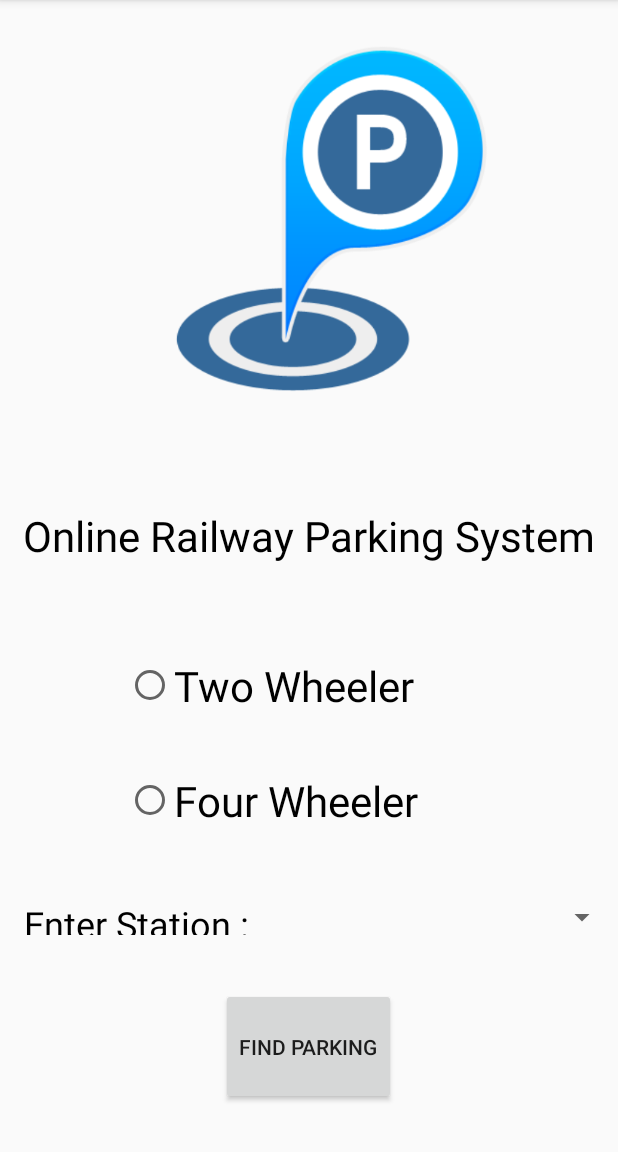
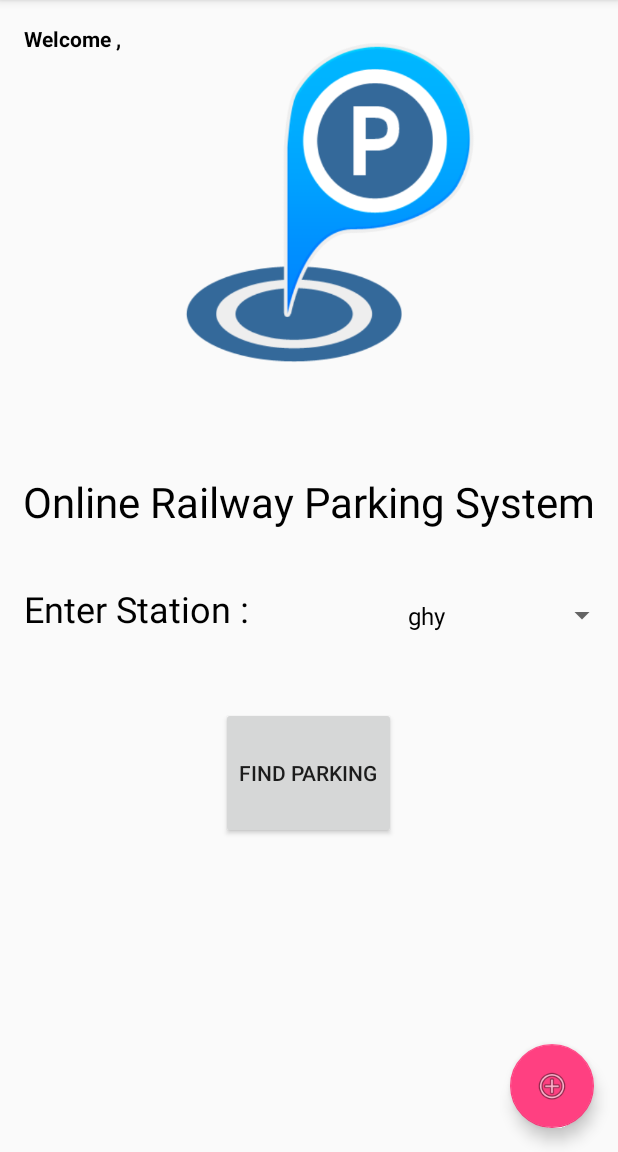
Before and after one commit to IamMukulTaneja/ORPS, an Android app: the MainActivity screen opened directly, with no data from a screen before it, on a phone screen of 412 x 824 dp, the part 84-1236 px from its top. Run offline under Robolectric (Android 15) with nearby library versions, the phone set to English and light mode, and no system bars.

Commit message:
second - e

```diff
--- a/app/src/main/java/com/example/dell/orps/MainActivity.java
+++ b/app/src/main/java/com/example/dell/orps/MainActivity.java
@@ -1,13 +1,71 @@
 package com.example.dell.orps;
 
+import android.content.Intent;
+import android.content.SharedPreferences;
+import android.os.Bundle;
+import android.support.design.widget.FloatingActionButton;
+import android.support.design.widget.Snackbar;
 import android.support.v7.app.AppCompatActivity;
-import android.os.Bundle;
+import android.view.View;
+import android.widget.AdapterView;
+import android.widget.ArrayAdapter;
+import android.widget.Button;
+import android.widget.Spinner;
+import android.widget.TextView;
+
+import java.util.ArrayList;
+import java.util.List;
 
 public class MainActivity extends AppCompatActivity {
-
+TextView welcome;
+    Button findparking;
+    Spinner stationspinner;
+    ArrayAdapter<String> adapter;
+    List<String> stationlist;
+    String selectedstation;
+    String TAG="mainactivity";
     @Override
     protected void onCreate(Bundle savedInstanceState) {
         super.onCreate(savedInstanceState);
         setContentView(R.layout.activity_main);
+        stationspinner=(Spinner)findViewById(R.id.stationspinner);
+        welcome=(TextView)findViewById(R.id.welcome);
+        welcome.setText(R.string.welcome1);
+        SharedPreferences sharedPreferences=getSharedPreferences("Mypref",0);
+        String name=sharedPreferences.getString("NAME",null);
+        welcome.append(name);
+        FloatingActionButton fab = (FloatingActionButton) findViewById(R.id.bookfab);
+        fab.setOnClickListener(new View.OnClickListener() {
+            @Override
+            public void onClick(View view) {
+                Snackbar.make(view, "Replace with your own action", Snackbar.LENGTH_LONG)
+                        .setAction("Action", null).show();
+            }
+        });
+        stationlist=new ArrayList<String>();
+        stationlist.add("ghy");
+        stationlist.add("ndls");
+        adapter=new ArrayAdapter<String>(getApplicationContext(),R.layout.spinner_item,stationlist);
+        stationspinner.setAdapter(adapter);
+        stationspinner.setOnItemSelectedListener(new AdapterView.OnItemSelectedListener() {
+            @Override
+            public void onItemSelected(AdapterView<?> adapterView, View view, int i, long l) {
+              selectedstation=adapterView.getItemAtPosition(i).toString();
+            }
+
+            @Override
+            public void onNothingSelected(AdapterView<?> adapterView) {
+
+            }
+        });
+        findparking=(Button)findViewById(R.id.findparking);
+        findparking.setOnClickListener(new View.OnClickListener() {
+            @Override
+            public void onClick(View view) {
+                Intent post=new Intent(MainActivity.this,ParkingDetails.class);
+                post.putExtra(Intent.EXTRA_TEXT,selectedstation);
+                startActivity(post);
+            }
+        });
     }
 }
--- a/app/src/main/res/layout/activity_main.xml
+++ b/app/src/main/res/layout/activity_main.xml
@@ -1,87 +1,75 @@
 <?xml version="1.0" encoding="utf-8"?>
-<LinearLayout xmlns:android="http://schemas.android.com/apk/res/android"
+<android.support.design.widget.CoordinatorLayout xmlns:android="http://schemas.android.com/apk/res/android"
     xmlns:app="http://schemas.android.com/apk/res-auto"
     xmlns:tools="http://schemas.android.com/tools"
     android:layout_width="match_parent"
     android:layout_height="match_parent"
+    tools:context="com.example.dell.orps.MainActivity">
+
+
+    <android.support.design.widget.FloatingActionButton
+        android:id="@+id/bookfab"
+        android:layout_width="wrap_content"
+        android:layout_height="wrap_content"
+        android:layout_gravity="bottom|end|right"
+        android:layout_margin="16dp"
+        android:elevation="4dp"
+        app:srcCompat="@android:drawable/ic_menu_add" />
+
+
+    <LinearLayout
+        android:layout_width="match_parent"
+        android:layout_height="match_parent"
         android:orientation="vertical"
-    tools:context="com.example.dell.orps.MainActivity"
-    android:weightSum="1">
-
+        android:weightSum="1"
+        tools:context="com.example.dell.orps.MainActivity">
 
         <ImageView
             android:id="@+id/main_image"
             android:layout_width="wrap_content"
-        android:layout_height="183dp"
-        android:layout_weight="0.4"
+            android:layout_height="171dp"
+            android:layout_weight="0.28"
             app:srcCompat="@drawable/spalshimage" />
-
         <TextView
             android:id="@+id/heading"
             android:layout_width="match_parent"
             android:layout_height="wrap_content"
+            android:layout_marginTop="32dp"
             android:text="@string/ORPS"
+            android:textAlignment="center"
             android:textColor="#000000"
-        android:textSize="28sp"
-        android:layout_weight="0.1"
-        android:textAlignment="center"
-        android:layout_marginTop="32dp"/>
-
-    <RadioButton
-        android:id="@+id/twowheeler"
-        android:layout_width="match_parent"
-        android:layout_height="wrap_content"
-        android:layout_weight="0.1"
-        android:textColor="#000000"
-        android:layout_marginStart="56dp"
-        android:layout_marginLeft="56dp"
-        android:layout_marginTop="16dp"
-        android:textSize="28sp"
-        android:layout_gravity="center"
-        android:text="@string/twowheeler" />
-
-    <RadioButton
-        android:id="@+id/fourwheeler"
-        android:layout_width="match_parent"
-        android:layout_height="wrap_content"
-        android:layout_weight="0.1"
-        android:layout_marginStart="56dp"
-        android:textSize="28sp"
-        android:textColor="#000000"
-        android:layout_gravity="center"
-        android:layout_marginLeft="56dp"
-        android:layout_marginTop="8dp"
-        android:text="@string/fourwheeler" />
-
+            android:textSize="28sp" />
 
 
         <RelativeLayout
             android:layout_width="match_parent"
             android:layout_height="wrap_content"
-        android:layout_weight="0.1"
-        android:layout_marginTop="16dp">
+            android:layout_marginTop="16dp"
+            android:layout_weight="0.1">
 
             <TextView
                 android:id="@+id/enterstation"
                 android:layout_width="wrap_content"
                 android:layout_height="wrap_content"
+                android:layout_alignBottom="@+id/stationspinner"
+                android:layout_alignParentLeft="true"
+                android:layout_alignParentStart="true"
+                android:layout_alignTop="@+id/stationspinner"
+                android:layout_marginLeft="16dp"
                 android:text="@string/enterstation"
                 android:textAlignment="center"
                 android:textColor="#000000"
-            android:textSize="24sp"
-            android:layout_alignBottom="@+id/stationspinner"
-            android:layout_alignParentLeft="true"
-            android:layout_alignParentStart="true"
-            android:layout_marginLeft="16dp"
-            android:layout_alignTop="@+id/stationspinner" />
+                android:textSize="24sp" />
+
             <Spinner
                 android:id="@+id/stationspinner"
                 android:layout_width="207dp"
                 android:layout_height="wrap_content"
+                android:layout_alignParentEnd="true"
+                android:layout_alignParentRight="true"
+                android:layout_centerVertical="true"
                 android:layout_gravity="right"
-            android:layout_centerVertical="true"
-            android:layout_alignParentRight="true"
-            android:layout_alignParentEnd="true" />
+                android:textAlignment="center"/>
 
         </RelativeLayout>
 
@@ -89,9 +77,20 @@
             android:id="@+id/findparking"
             android:layout_width="wrap_content"
             android:layout_height="wrap_content"
-        android:elevation="4dp"
             android:layout_gravity="center"
             android:layout_marginTop="20dp"
             android:layout_weight="0.1"
+            android:elevation="4dp"
             android:text="@string/findparking" />
     </LinearLayout>
+
+    <TextView
+        android:id="@+id/welcome"
+        android:layout_width="wrap_content"
+        android:layout_height="wrap_content"
+        android:layout_margin="16dp"
+        android:textColor="#000000"
+        android:textStyle="bold"/>
+
+
+</android.support.design.widget.CoordinatorLayout>
--- /dev/null
+++ b/app/src/main/res/layout/spinner_item.xml
@@ -0,0 +1,12 @@
+<?xml version="1.0" encoding="utf-8"?>
+<TextView xmlns:android="http://schemas.android.com/apk/res/android"
+    android:id="@+id/text1"
+    style="?android:attr/spinnerItemStyle"
+    android:textColor="#000000"
+    android:maxLines="1"
+    android:layout_width="match_parent"
+    android:layout_height="wrap_content"
+    android:textAlignment="center"
+    android:ellipsize="marquee"
+    android:paddingBottom="10dp"
+    android:paddingTop="10dp"/>
--- a/app/src/main/res/values/strings.xml
+++ b/app/src/main/res/values/strings.xml
@@ -1,15 +1,17 @@
 <resources>
-    <string name="app_name">ORPS</string>
-    <string name="welcome_note">ORPS</string>
-    <string name="welcome">Welcome to online railway parking system</string>
-    <string name="splashtext">Designed By UTS Team</string>
-    <string name="ORPS">Online Railway Parking System</string>
-    <string name="twowheeler">Two Wheeler</string>
-    <string name="fourwheeler">Four Wheeler</string>
-    <string name="enterstation">Enter Station : </string>
-    <string name="findparking">Find Parking</string>
-    <string name="enteryourdetails">Enter Your Details</string>
-    <string name="name">Name</string>
-    <string name="contact">Contact Number</string>
-    <string name="signup">Sign Up</string>
+    <string name="app_name" translatable="false">ORPS</string>
+    <string name="welcome_note" translatable="false">ORPS</string>
+    <string name="welcome" translatable="false">Welcome to online railway parking system</string>
+    <string name="splashtext" translatable="false">Designed By UTS Team</string>
+    <string name="ORPS" translatable="false">Online Railway Parking System</string>
+    <string name="twowheeler" translatable="false">Two Wheeler</string>
+    <string name="fourwheeler" translatable="false">Four Wheeler</string>
+    <string name="enterstation" translatable="false">Enter Station : </string>
+    <string name="findparking" translatable="false">Find Parking</string>
+    <string name="enteryourdetails" translatable="false">Enter Your Details</string>
+    <string name="name" translatable="false">Name</string>
+    <string name="contact" translatable="false">Contact Number</string>
+    <string name="signup" translatable="false">Sign Up</string>
+    <string name="welcome1" translatable="false">Welcome , </string>
+    <string name="ghy">GHY</string>
 </resources>
```
Also changed, not shown: app/src/main/AndroidManifest.xml (+4 -3 lines), app/src/main/java/com/example/dell/orps/ParkingDetails.java (added, +56 -0 lines), app/src/main/java/com/example/dell/orps/SignInActivity.java (+25 -2 lines), app/src/main/java/com/example/dell/orps/SplashScreen.java (+12 -11 lines), app/src/main/res/layout/activity_parking_details.xml (added, +14 -0 lines). Lines whose indentation alone changed are shown as unchanged.
